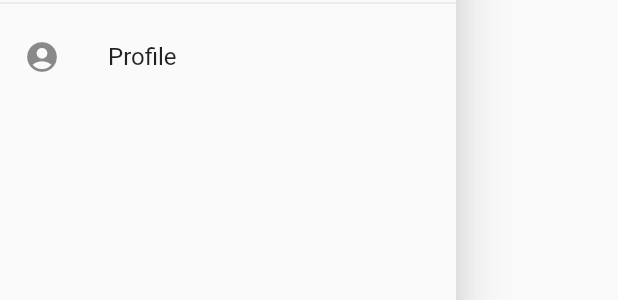
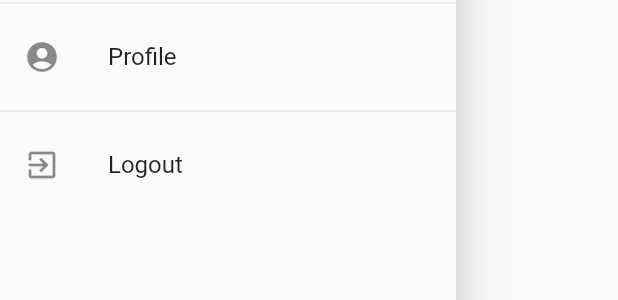
Before and after one commit to bsdonald/practice_app, a Flutter app: the AppDrawer widget shown alone on an empty page, opened directly, on a phone screen of 412 x 824 dp. Shown: the part 201-501 px from the top of the screen. Run offline on Flutter 3.47's test engine with Material 2 defaults, Android fonts, the phone set to English and light mode, and no system bars; our stand-ins replace shared_preferences; accounts and stored records are empty; statements that could not run were skipped.

Commit message:
added logout to drawer

```diff
--- a/lib/widgets/app_drawer.dart
+++ b/lib/widgets/app_drawer.dart
@@ -1,4 +1,7 @@
 import 'package:flutter/material.dart';
+import 'package:provider/provider.dart';
+
+import '../providers/auth.dart';
 
 class AppDrawer extends StatelessWidget {
 
@@ -29,6 +32,14 @@
               // Navigator.of(context).pushReplacementNamed('/profile-screen');
             },
           ),
+          Divider(),
+          ListTile(
+            title: Text('Logout'),
+            leading: Icon(Icons.exit_to_app),
+            onTap: () {Navigator.of(context).pop();
+              Provider.of<Auth>(context, listen: false).logout();
+            },
+          ),
         ],
       ),
     );
```
Also changed, not shown: lib/screens/add_profile_screen.dart (added).
